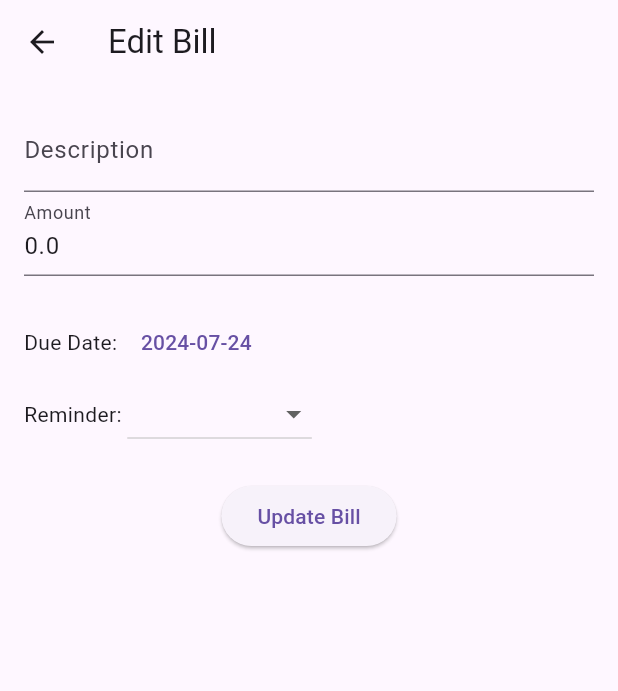
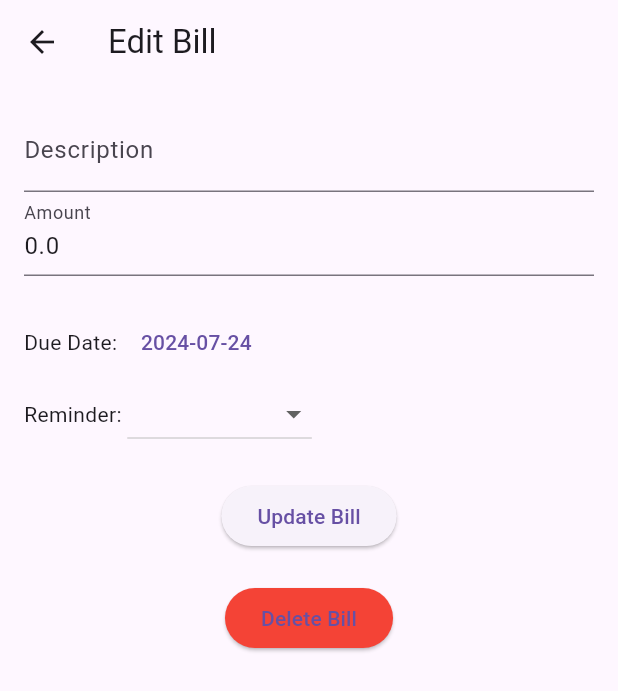
Before and after one commit to amansodhi-git/bill-reminder, a Flutter app: the EditBillScreen screen opened directly with empty values, on a phone screen of 412 x 824 dp. Shown: the top 691 px of the screen. Run offline on Flutter 3.47's test engine with Material 3 defaults, Android fonts, the light colour scheme and no system bars; our stand-ins replace flutter_local_notifications, sqflite; accounts and stored records are empty.

Commit message:
Add delete bill feature

```diff
--- a/lib/bill_list_screen.dart
+++ b/lib/bill_list_screen.dart
@@ -33,6 +33,12 @@ class BillListScreen extends StatelessWidget {
                 title: Text(bill.description),
                 subtitle:
                     Text('Amount: \$${bill.amount}, Due: ${bill.dueDate}'),
+                trailing: IconButton(
+                  icon: Icon(Icons.delete),
+                  onPressed: () {
+                    _showDeleteConfirmationDialog(context, billProvider, bill);
+                  },
+                ),
                 onTap: () {
                   Navigator.push(
                     context,
@@ -48,4 +54,32 @@ class BillListScreen extends StatelessWidget {
       ),
     );
   }
+
+  void _showDeleteConfirmationDialog(
+      BuildContext context, BillProvider billProvider, Bill bill) {
+    showDialog(
+      context: context,
+      builder: (BuildContext context) {
+        return AlertDialog(
+          title: Text('Delete Bill'),
+          content: Text('Are you sure you want to delete this bill?'),
+          actions: <Widget>[
+            TextButton(
+              child: Text('Cancel'),
+              onPressed: () {
+                Navigator.of(context).pop();
+              },
+            ),
+            TextButton(
+              child: Text('Delete'),
+              onPressed: () {
+                billProvider.deleteBill(bill.id);
+                Navigator.of(context).pop();
+              },
+            ),
+          ],
+        );
+      },
+    );
+  }
 }
--- a/lib/edit_bill_screen.dart
+++ b/lib/edit_bill_screen.dart
@@ -111,6 +111,16 @@ class _EditBillScreenState extends State<EditBillScreen> {
               },
               child: Text('Update Bill'),
             ),
+            SizedBox(height: 20),
+            ElevatedButton(
+              onPressed: () {
+                Provider.of<BillProvider>(context, listen: false)
+                    .deleteBill(widget.bill.id);
+                Navigator.pop(context);
+              },
+              child: Text('Delete Bill'),
+              style: ElevatedButton.styleFrom(backgroundColor: Colors.red),
+            ),
           ],
         ),
       ),
```
Also changed, not shown: 1 other file.
